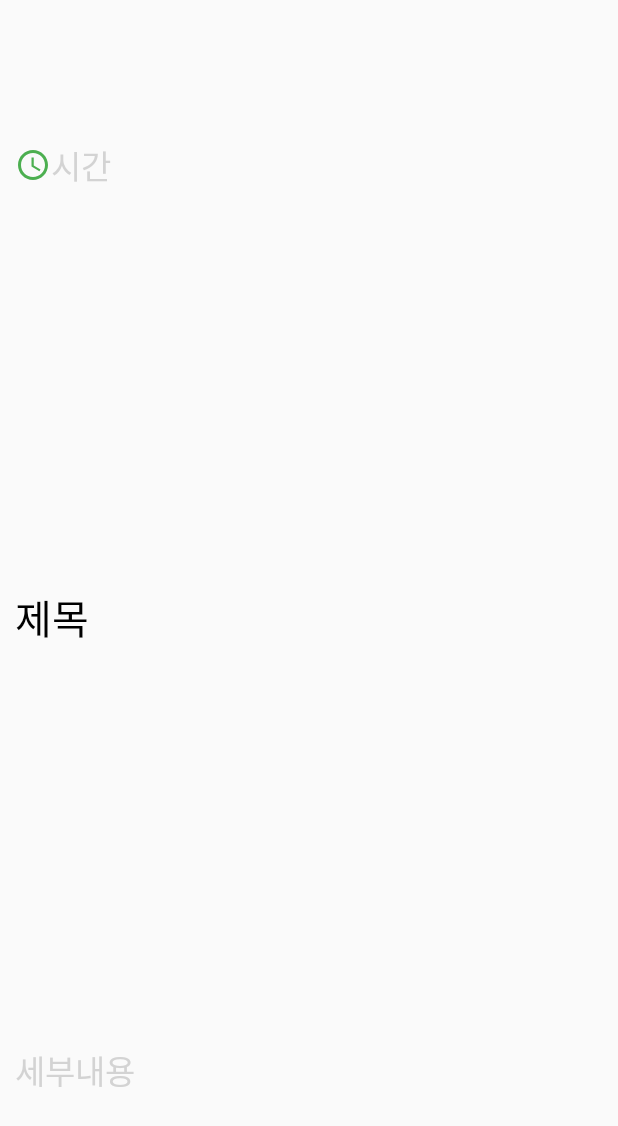
After one commit to LeeJinGue/Magic_Mirror, an Android app: the layout schedule_item.xml on its own in the app's theme, with its tools: preview values and no code run, on a phone screen of 412 x 824 dp. The commit adds this screen. Shown: the top 1126 px of the screen. Run offline under Robolectric (Android 15) with nearby library versions, the phone set to English and light mode, and no system bars.

Commit message:
1. Calender에서 일정 추가 구현중 - Adapter 구현중 -> Calender에 선택된 날짜에 대한 ListView를 그려줘야 한다. - schedule_item에서 수정버튼 추가해야함

```diff
--- /dev/null
+++ b/SmartMirror/app/src/main/res/drawable/ic_schedule_black.xml
@@ -0,0 +1,6 @@
+<vector android:height="24dp" android:tint="#000000"
+    android:viewportHeight="24" android:viewportWidth="24"
+    android:width="24dp" xmlns:android="http://schemas.android.com/apk/res/android">
+    <path android:fillColor="@android:color/white" android:pathData="M11.99,2C6.47,2 2,6.48 2,12s4.47,10 9.99,10C17.52,22 22,17.52 22,12S17.52,2 11.99,2zM12,20c-4.42,0 -8,-3.58 -8,-8s3.58,-8 8,-8 8,3.58 8,8 -3.58,8 -8,8z"/>
+    <path android:fillColor="@android:color/white" android:pathData="M12.5,7H11v6l5.25,3.15 0.75,-1.23 -4.5,-2.67z"/>
+</vector>
--- /dev/null
+++ b/SmartMirror/app/src/main/res/drawable/ic_schedule_blue.xml
@@ -0,0 +1,6 @@
+<vector android:height="24dp" android:tint="#2196F3"
+    android:viewportHeight="24" android:viewportWidth="24"
+    android:width="24dp" xmlns:android="http://schemas.android.com/apk/res/android">
+    <path android:fillColor="@android:color/white" android:pathData="M11.99,2C6.47,2 2,6.48 2,12s4.47,10 9.99,10C17.52,22 22,17.52 22,12S17.52,2 11.99,2zM12,20c-4.42,0 -8,-3.58 -8,-8s3.58,-8 8,-8 8,3.58 8,8 -3.58,8 -8,8z"/>
+    <path android:fillColor="@android:color/white" android:pathData="M12.5,7H11v6l5.25,3.15 0.75,-1.23 -4.5,-2.67z"/>
+</vector>
--- /dev/null
+++ b/SmartMirror/app/src/main/res/drawable/ic_schedule_green.xml
@@ -0,0 +1,6 @@
+<vector android:height="24dp" android:tint="#4CAF50"
+    android:viewportHeight="24" android:viewportWidth="24"
+    android:width="24dp" xmlns:android="http://schemas.android.com/apk/res/android">
+    <path android:fillColor="@android:color/white" android:pathData="M11.99,2C6.47,2 2,6.48 2,12s4.47,10 9.99,10C17.52,22 22,17.52 22,12S17.52,2 11.99,2zM12,20c-4.42,0 -8,-3.58 -8,-8s3.58,-8 8,-8 8,3.58 8,8 -3.58,8 -8,8z"/>
+    <path android:fillColor="@android:color/white" android:pathData="M12.5,7H11v6l5.25,3.15 0.75,-1.23 -4.5,-2.67z"/>
+</vector>
--- /dev/null
+++ b/SmartMirror/app/src/main/res/drawable/ic_schedule_orange.xml
@@ -0,0 +1,6 @@
+<vector android:height="24dp" android:tint="#FF5722"
+    android:viewportHeight="24" android:viewportWidth="24"
+    android:width="24dp" xmlns:android="http://schemas.android.com/apk/res/android">
+    <path android:fillColor="@android:color/white" android:pathData="M11.99,2C6.47,2 2,6.48 2,12s4.47,10 9.99,10C17.52,22 22,17.52 22,12S17.52,2 11.99,2zM12,20c-4.42,0 -8,-3.58 -8,-8s3.58,-8 8,-8 8,3.58 8,8 -3.58,8 -8,8z"/>
+    <path android:fillColor="@android:color/white" android:pathData="M12.5,7H11v6l5.25,3.15 0.75,-1.23 -4.5,-2.67z"/>
+</vector>
--- /dev/null
+++ b/SmartMirror/app/src/main/res/drawable/ic_schedule_purple.xml
@@ -0,0 +1,6 @@
+<vector android:height="24dp" android:tint="#673AB7"
+    android:viewportHeight="24" android:viewportWidth="24"
+    android:width="24dp" xmlns:android="http://schemas.android.com/apk/res/android">
+    <path android:fillColor="@android:color/white" android:pathData="M11.99,2C6.47,2 2,6.48 2,12s4.47,10 9.99,10C17.52,22 22,17.52 22,12S17.52,2 11.99,2zM12,20c-4.42,0 -8,-3.58 -8,-8s3.58,-8 8,-8 8,3.58 8,8 -3.58,8 -8,8z"/>
+    <path android:fillColor="@android:color/white" android:pathData="M12.5,7H11v6l5.25,3.15 0.75,-1.23 -4.5,-2.67z"/>
+</vector>
--- a/SmartMirror/app/src/main/res/layout/fragment_schedule.xml
+++ b/SmartMirror/app/src/main/res/layout/fragment_schedule.xml
@@ -18,5 +18,9 @@
         app:selectedDayTextColor="#FFFFFF"
         app:selectionType="single"
         app:weekendDayTextColor="#ef4550" />
-
+    <ListView
+        android:layout_width="match_parent"
+        android:layout_height="wrap_content"
+        android:id="@+id/scheduleListView"
+        android:background="@color/white"></ListView>
 </LinearLayout>
--- /dev/null
+++ b/SmartMirror/app/src/main/res/layout/schedule_item.xml
@@ -0,0 +1,46 @@
+<?xml version="1.0" encoding="utf-8"?>
+<LinearLayout xmlns:android="http://schemas.android.com/apk/res/android"
+    android:orientation="vertical"
+    android:layout_width="match_parent"
+    android:layout_height="match_parent"
+    android:paddingHorizontal="10dp"
+    android:paddingVertical="10dp"
+    android:id="@+id/scheduleItemLayout">
+    <LinearLayout
+        android:layout_width="match_parent"
+        android:layout_height="0dp"
+        android:layout_weight="1"
+        android:orientation="horizontal"
+        android:id="@+id/scheduleIconAndTime"
+        android:gravity="center_vertical"
+        >
+        <ImageView
+            android:layout_width="wrap_content"
+            android:layout_height="wrap_content"
+            android:src="@drawable/ic_schedule_green"
+            ></ImageView>
+        <TextView
+            android:layout_width="wrap_content"
+            android:layout_height="wrap_content"
+            android:text="시간"
+            android:textAppearance="@style/scheduleDetail"
+            android:id="@+id/scheduleTime"></TextView>
+    </LinearLayout>
+    <TextView
+        android:layout_width="match_parent"
+        android:layout_height="0dp"
+        android:layout_weight="2"
+        android:gravity="center_vertical"
+        android:textAppearance="@style/scheduleTitle"
+        android:id="@+id/scheduleTitle"
+        android:text="제목"></TextView>
+    <TextView
+        android:layout_width="match_parent"
+        android:layout_height="0dp"
+        android:layout_weight="1"
+        android:gravity="center_vertical"
+        android:textAppearance="@style/scheduleDetail"
+        android:id="@+id/scheduleDetail"
+        android:text="세부내용"></TextView>
+
+</LinearLayout>
--- a/SmartMirror/app/src/main/res/values/themes.xml
+++ b/SmartMirror/app/src/main/res/values/themes.xml
@@ -26,6 +26,19 @@
         <item name="android:textSize">12pt</item>
         <item name="fontFamily">@font/notosanskr_regular</item>
     </style>
+
+    <!--        스케줄 제목 텍스트 스타일-->
+    <style name="scheduleTitle">
+        <item name="android:textSize">12pt</item>
+        <item name="fontFamily">@font/notosanskr_bold</item>
+        <item name="android:textColor">@color/black</item>
+    </style>
+<!--    스케줄 내용 텍스트 스타일-->
+    <style name="scheduleDetail">
+        <item name="android:textSize">10pt</item>
+        <item name="fontFamily">@font/notosanskr_regular</item>
+        <item name="android:textColor">@color/light_gray</item>
+    </style>
     <style name="colorMainBg">#0D1AE9E3</style>
 
 
```
Also changed, not shown: SmartMirror/app/src/main/java/com/cookandroid/smartmirror/adapter/ScheduleAdapter.java (added, +27 -0 lines), 2 other files.
